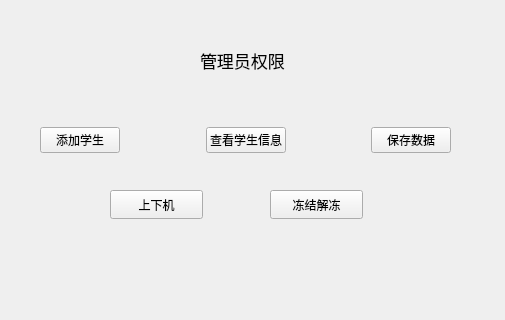
Above: menu.ui from kagura114/NetCard before the change. Below: the same form after it.
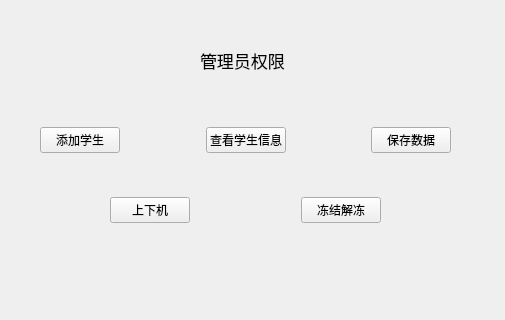
That is the form after the change.

```diff
--- a/menu.ui
+++ b/menu.ui
@@ -13,32 +13,6 @@
   <property name="windowTitle">
    <string>Form</string>
   </property>
-  <widget class="QPushButton" name="UsenUnuse">
-   <property name="geometry">
-    <rect>
-     <x>110</x>
-     <y>190</y>
-     <width>93</width>
-     <height>29</height>
-    </rect>
-   </property>
-   <property name="text">
-    <string>上下机</string>
-   </property>
-  </widget>
-  <widget class="QPushButton" name="FreezenUnF">
-   <property name="geometry">
-    <rect>
-     <x>270</x>
-     <y>190</y>
-     <width>93</width>
-     <height>29</height>
-    </rect>
-   </property>
-   <property name="text">
-    <string>冻结解冻</string>
-   </property>
-  </widget>
   <widget class="QLabel" name="label">
    <property name="geometry">
     <rect>
@@ -116,6 +90,45 @@
     </item>
    </layout>
   </widget>
+  <widget class="QWidget" name="">
+   <property name="geometry">
+    <rect>
+     <x>110</x>
+     <y>185</y>
+     <width>271</width>
+     <height>51</height>
+    </rect>
+   </property>
+   <layout class="QHBoxLayout" name="horizontalLayout_2">
+    <item>
+     <widget class="QPushButton" name="UsenUnuse">
+      <property name="text">
+       <string>上下机</string>
+      </property>
+     </widget>
+    </item>
+    <item>
+     <spacer name="horizontalSpacer_3">
+      <property name="orientation">
+       <enum>Qt::Horizontal</enum>
+      </property>
+      <property name="sizeHint" stdset="0">
+       <size>
+        <width>40</width>
+        <height>20</height>
+       </size>
+      </property>
+     </spacer>
+    </item>
+    <item>
+     <widget class="QPushButton" name="FreezenUnF">
+      <property name="text">
+       <string>冻结解冻</string>
+      </property>
+     </widget>
+    </item>
+   </layout>
+  </widget>
  </widget>
  <resources/>
  <connections/>
```
Left out of the diff: 2 changed lines with no effect on the pictures.
